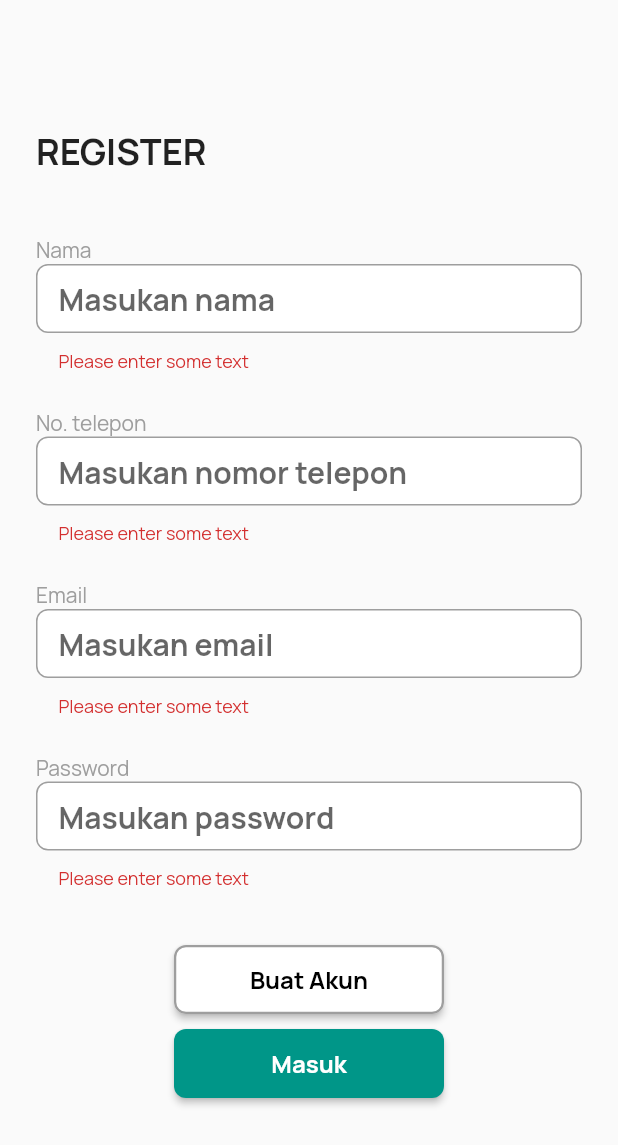
After one commit to stellaristt/eventation, a Flutter app: the Register screen opened directly, after a tap on "Buat Akun", on a phone screen of 412 x 824 dp. The commit adds this screen. Shown: the top 1145 px of the screen. Run offline on Flutter 3.47's test engine with Material 2 defaults, Android fonts, the phone set to English and light mode, and no system bars; our stand-ins replace google_fonts; network calls fail.

Commit message:
Register dan Profil

```diff
--- /dev/null
+++ b/lib/halaman_register.dart
@@ -0,0 +1,145 @@
+import 'package:flutter/material.dart';
+
+class Register extends StatefulWidget {
+  const Register({Key? key}) : super(key: key);
+
+  @override
+  State<Register> createState() => _RegisterState();
+}
+
+class _RegisterState extends State<Register> {
+  final GlobalKey<FormState> _registerFormKey = GlobalKey<FormState>();
+
+  @override
+  Widget build(BuildContext context) {
+    return Scaffold(
+      resizeToAvoidBottomInset: false,
+      body: SafeArea(
+        child: SingleChildScrollView(
+          reverse: true,
+          child: Padding(
+            padding: EdgeInsets.only(left: 24, right: 24, top: 24, bottom: MediaQuery.of(context).viewInsets.bottom),
+            child: Form(
+              key: _registerFormKey,
+              child: Column(
+                crossAxisAlignment: CrossAxisAlignment.start,
+                children: [
+                  const SizedBox(height: 60.0),
+                  Text(
+                    'REGISTER',
+                    style: Theme.of(context).textTheme.titleLarge,
+                  ),
+                  const SizedBox(height: 40),
+                  textField(TextInputType.name , 'Nama', 'Masukan nama', false),
+                  const SizedBox(height: 24),
+                  textField(TextInputType.phone , 'No. telepon', 'Masukan nomor telepon', false),
+                  const SizedBox(height: 24),
+                  textField(TextInputType.emailAddress, 'Email', 'Masukan email', false),
+                  const SizedBox(height: 24),
+                  textField(TextInputType.visiblePassword , 'Password', 'Masukan password', true),
+                  const SizedBox(height: 36),
+                  Center(
+                    child: Column(
+                      children: <Widget>[
+                        ElevatedButton(
+                          style: ElevatedButton.styleFrom(
+                            padding: const EdgeInsets.symmetric(vertical: 12.0, horizontal: 32.0),
+                            fixedSize: const Size(180.0, 46.0),
+                            backgroundColor: Colors.white,
+                            foregroundColor: Colors.black,
+                            side: const BorderSide(width: 1.5, color: Colors.grey),
+                            shape: RoundedRectangleBorder(borderRadius: BorderRadius.circular(8.0)),
+                          ),
+                          onPressed: () {
+                            // Validate will return true if the form is valid, or false if
+                            // the form is invalid.
+                            if (_registerFormKey.currentState!.validate()) {
+                              // Process data.
+                            }
+                          },
+                          child: const Text(
+                            'Buat Akun',
+                            style: TextStyle(
+                              fontSize: 16,
+                              fontWeight: FontWeight.bold,
+                            ),
+                          ),
+                        ),
+                        const SizedBox(height: 8.0),
+                        ElevatedButton(
+                          style: ElevatedButton.styleFrom(
+                            padding: const EdgeInsets.symmetric(vertical: 12.0, horizontal: 32.0),
+                            fixedSize: const Size(180.0, 46.0),
+                            backgroundColor: Colors.teal,
+                            foregroundColor: Colors.white,
+                            shape: RoundedRectangleBorder(borderRadius: BorderRadius.circular(8.0)),
+                          ),
+
+                          onPressed: () {
+                            // Validate will return true if the form is valid, or false if
+                            // the form is invalid.
+                            if (_registerFormKey.currentState!.validate()) {
+                              // Process data.
+                            }
+                          },
+                          child: const Text(
+                            'Masuk',
+                            style: TextStyle(
+                              fontSize: 16,
+                              fontWeight: FontWeight.bold,
+                            ),
+                          ),
+                        ),
+                      ],
+                    ),
+                  ),
+                  const SizedBox(height: 24),
+                ],
+              ),
+            ),
+          ),
+        ),
+      ),
+    );
+  }
+
+  Widget textField(TextInputType type,String name, String hint, bool isPassword) {
+    return Column(
+      crossAxisAlignment: CrossAxisAlignment.start,
+      children: [
+        Text(
+          name,
+          style: Theme.of(context).textTheme.bodyMedium?.copyWith(color: Colors.grey),
+        ),
+        Stack(
+          children: [
+            Container(
+              padding: const EdgeInsets.symmetric(horizontal: 12.0),
+              height: 46,
+              decoration: BoxDecoration(
+                color: Colors.white,
+                border: Border.all(color: Colors.grey, width: 1),
+                borderRadius: BorderRadius.circular(8.0),
+              ),
+            ),
+            TextFormField(
+              obscureText: isPassword,
+              keyboardType: type,
+              decoration: InputDecoration(
+                border: InputBorder.none,
+                contentPadding: const EdgeInsets.symmetric(vertical: 10.0, horizontal: 15.0),
+                hintText: hint,
+              ),
+              validator: (String? value) {
+                if (value == null || value.isEmpty) {
+                  return 'Please enter some text';
+                }
+                return null;
+              },
+            ),
+          ],
+        ),
+      ],
+    );
+  }
+}
```
Also changed, not shown: lib/halaman_login.dart (+4 -4 lines), lib/halaman_profil.dart (added, +89 -0 lines), lib/main.dart (+11 -10 lines).
